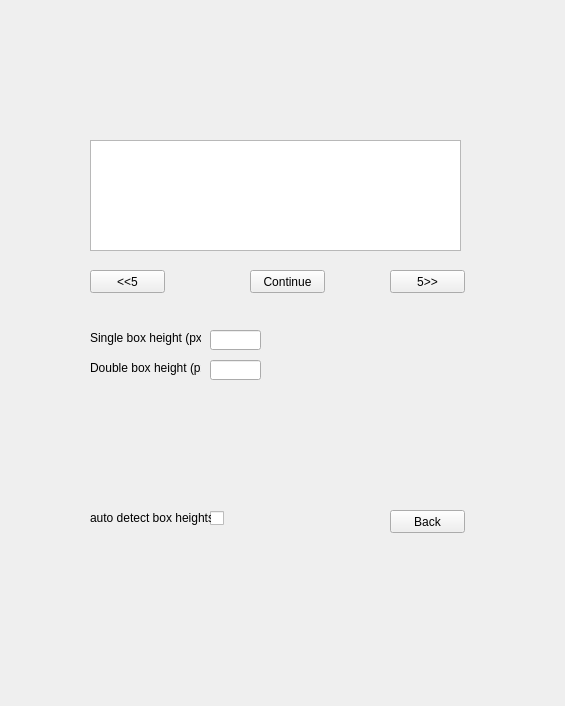
Qt form SubScraperGUI/HeightSelect.ui (lkelly451/SubScraperGUI) before a commit.
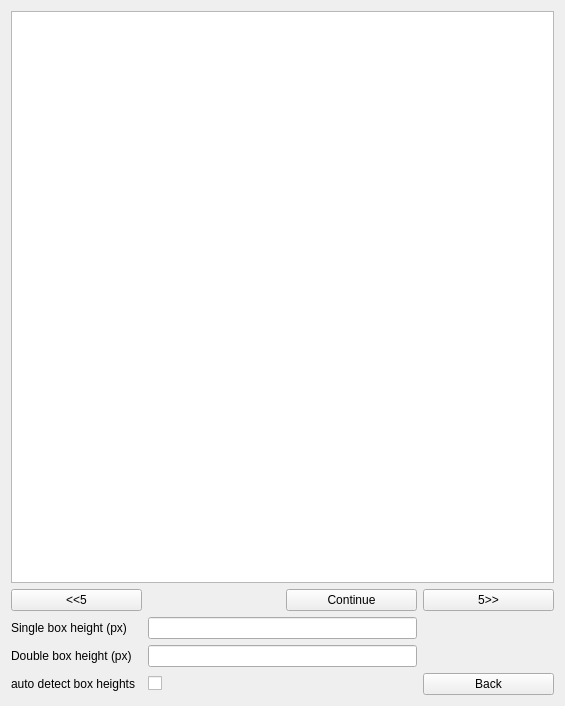
The same form after that commit.

Commit message: Responsive layouts added

The edit to the form file:
```diff
--- a/SubScraperGUI/HeightSelect.ui
+++ b/SubScraperGUI/HeightSelect.ui
@@ -13,140 +13,73 @@
   <property name="windowTitle">
    <string>HeightSelect</string>
   </property>
-  <widget class="QGraphicsView" name="framePreview">
-   <property name="geometry">
-    <rect>
-     <x>90</x>
-     <y>140</y>
-     <width>371</width>
-     <height>111</height>
-    </rect>
-   </property>
-  </widget>
+  <layout class="QGridLayout" name="gridLayout">
+   <item row="0" column="0" colspan="4">
+    <widget class="QGraphicsView" name="framePreview"/>
+   </item>
+   <item row="1" column="0">
   <widget class="QPushButton" name="frameBack">
-   <property name="geometry">
-    <rect>
-     <x>90</x>
-     <y>270</y>
-     <width>75</width>
-     <height>23</height>
-    </rect>
-   </property>
    <property name="text">
     <string>&lt;&lt;5</string>
    </property>
   </widget>
-  <widget class="QPushButton" name="frameForward">
-   <property name="geometry">
-    <rect>
-     <x>390</x>
-     <y>270</y>
-     <width>75</width>
-     <height>23</height>
-    </rect>
-   </property>
-   <property name="text">
-    <string>5&gt;&gt;</string>
-   </property>
-  </widget>
+   </item>
+   <item row="1" column="2">
   <widget class="QPushButton" name="continueButton">
-   <property name="geometry">
-    <rect>
-     <x>250</x>
-     <y>270</y>
-     <width>75</width>
-     <height>23</height>
-    </rect>
-   </property>
    <property name="text">
     <string>Continue</string>
    </property>
   </widget>
-  <widget class="QLineEdit" name="singleLineEdit">
-   <property name="geometry">
-    <rect>
-     <x>210</x>
-     <y>360</y>
-     <width>51</width>
-     <height>20</height>
-    </rect>
-   </property>
-  </widget>
-  <widget class="QLineEdit" name="doubleLineEdit">
-   <property name="geometry">
-    <rect>
-     <x>210</x>
-     <y>330</y>
-     <width>51</width>
-     <height>20</height>
-    </rect>
-   </property>
-  </widget>
+   </item>
+   <item row="1" column="3">
+    <widget class="QPushButton" name="frameForward">
+     <property name="text">
+      <string>5&gt;&gt;</string>
+     </property>
+    </widget>
+   </item>
+   <item row="2" column="0">
   <widget class="QLabel" name="singleLabel">
-   <property name="geometry">
-    <rect>
-     <x>90</x>
-     <y>330</y>
-     <width>111</width>
-     <height>16</height>
-    </rect>
-   </property>
    <property name="text">
     <string>Single box height (px)</string>
    </property>
   </widget>
+   </item>
+   <item row="2" column="1" colspan="2">
+    <widget class="QLineEdit" name="doubleLineEdit"/>
+   </item>
+   <item row="3" column="0">
   <widget class="QLabel" name="doubleLabel">
-   <property name="geometry">
-    <rect>
-     <x>90</x>
-     <y>360</y>
-     <width>111</width>
-     <height>16</height>
-    </rect>
-   </property>
    <property name="text">
     <string>Double box height (px)</string>
    </property>
   </widget>
-  <widget class="QCheckBox" name="autoCheckBox">
-   <property name="geometry">
-    <rect>
-     <x>210</x>
-     <y>510</y>
-     <width>21</width>
-     <height>17</height>
-    </rect>
-   </property>
-   <property name="text">
-    <string/>
-   </property>
-  </widget>
+   </item>
+   <item row="3" column="1" colspan="2">
+    <widget class="QLineEdit" name="singleLineEdit"/>
+   </item>
+   <item row="4" column="0">
   <widget class="QLabel" name="autoLabel">
-   <property name="geometry">
-    <rect>
-     <x>90</x>
-     <y>510</y>
-     <width>121</width>
-     <height>16</height>
-    </rect>
-   </property>
    <property name="text">
     <string>auto detect box heights</string>
    </property>
   </widget>
+   </item>
+   <item row="4" column="1">
+    <widget class="QCheckBox" name="autoCheckBox">
+     <property name="text">
+      <string/>
+     </property>
+    </widget>
+   </item>
+   <item row="4" column="3">
   <widget class="QPushButton" name="backButton">
-   <property name="geometry">
-    <rect>
-     <x>390</x>
-     <y>510</y>
-     <width>75</width>
-     <height>23</height>
-    </rect>
-   </property>
    <property name="text">
     <string>Back</string>
    </property>
   </widget>
+   </item>
+  </layout>
  </widget>
  <layoutdefault spacing="6" margin="11"/>
  <resources/>
```
Lines whose indentation alone changed are shown as unchanged. The commit also changes 11 other files.
